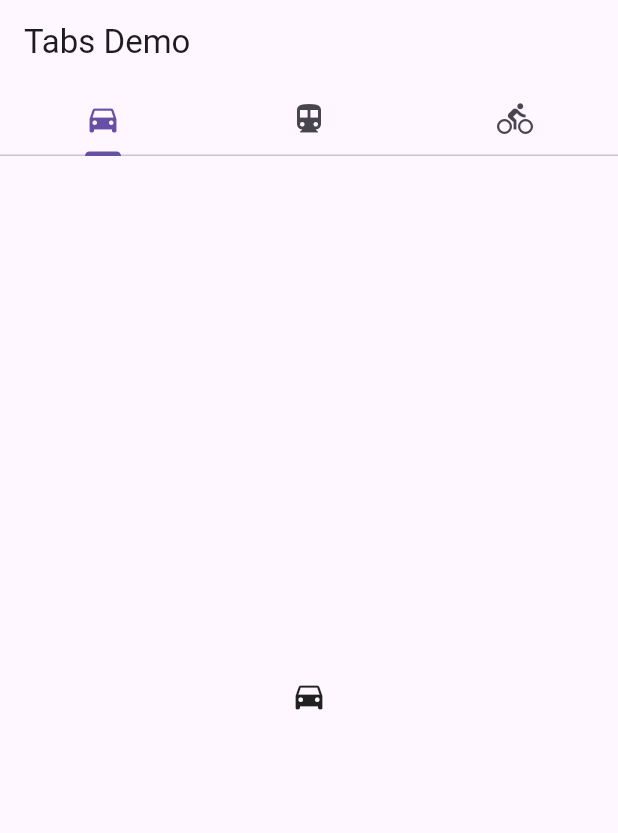
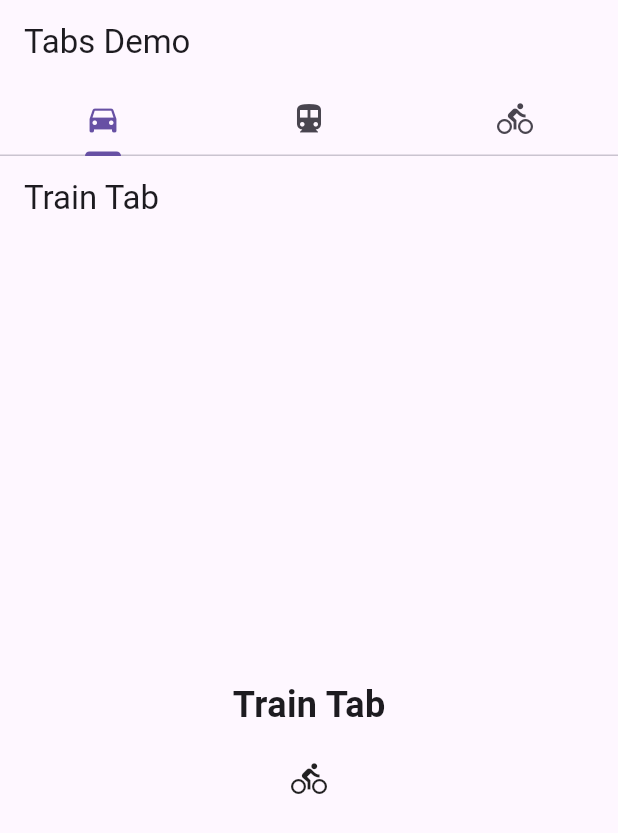
Before and after one commit to palveeen22/learn-flutter-stack, a Flutter app: the SecondRoute screen opened directly, after a tap on "To Third", on a phone screen of 412 x 824 dp. Shown: the top 833 px of the screen. Run offline on Flutter 3.47's test engine with Material 3 defaults, Android fonts, the light colour scheme and no system bars.

Commit message:
feat: added tabs

```diff
--- a/lib/screens/Product_Details.dart
+++ /dev/null
@@ -1,37 +0,0 @@
-import 'package:flutter/material.dart';
-
-void main() {
-  runApp(const TabBarDemo());
-}
-
-class TabBarDemo extends StatelessWidget {
-  const TabBarDemo({super.key});
-
-  @override
-  Widget build(BuildContext context) {
-    return MaterialApp(
-      home: DefaultTabController(
-        length: 3,
-        child: Scaffold(
-          appBar: AppBar(
-            bottom: const TabBar(
-              tabs: [
-                Tab(icon: Icon(Icons.directions_car)),
-                Tab(icon: Icon(Icons.directions_transit)),
-                Tab(icon: Icon(Icons.directions_bike)),
-              ],
-            ),
-            title: const Text('Tabs Demo'),
-          ),
-          body: const TabBarView(
-            children: [
-              Icon(Icons.directions_car),
-              Icon(Icons.directions_transit),
-              Icon(Icons.directions_bike),
-            ],
-          ),
-        ),
-      ),
-    );
-  }
-}
--- a/lib/screens/Product_Screen.dart
+++ b/lib/screens/Product_Screen.dart
@@ -1,5 +1,5 @@
 import 'package:flutter/material.dart';
-import 'package:learn_layout_flutter/screens/Product_Details.dart';
+import 'package:learn_layout_flutter/tabs/tabs.dart';
 
 class SecondRoute extends StatelessWidget {
   const SecondRoute({super.key});
--- /dev/null
+++ b/lib/tabs/Car_Tab/Car_Tab.dart
@@ -0,0 +1,30 @@
+import 'package:flutter/material.dart';
+
+class CarTab extends StatelessWidget {
+  const CarTab({Key? key}) : super(key: key);
+
+  @override
+  Widget build(BuildContext context) {
+    return Scaffold(
+      appBar: AppBar(
+        title: const Text('Train Tab'),
+      ),
+      body: Center(
+        child: Column(
+          mainAxisAlignment: MainAxisAlignment.center,
+          children: [
+            Text(
+              'Train Tab', // Your title here
+              style: TextStyle(
+                fontSize: 24, // Adjust the font size as needed
+                fontWeight: FontWeight.bold, // Add bold font weight if desired
+              ),
+            ),
+            SizedBox(height: 20), // Add some space between title and icon
+            Icon(Icons.directions_bike),
+          ],
+        ),
+      ),
+    );
+  }
+}
--- /dev/null
+++ b/lib/tabs/tabs.dart
@@ -0,0 +1,36 @@
+import 'package:flutter/material.dart';
+import 'package:learn_layout_flutter/tabs/Car_Tab/Car_Tab.dart';
+import 'package:learn_layout_flutter/tabs/Cycle_Tab/Cycle_Tab.dart';
+import 'package:learn_layout_flutter/tabs/Train_Tab/Train_Tab.dart';
+
+void main() {
+  runApp(const TabBarDemo());
+}
+
+class TabBarDemo extends StatelessWidget {
+  const TabBarDemo({super.key});
+
+  @override
+  Widget build(BuildContext context) {
+    return MaterialApp(
+      home: DefaultTabController(
+        length: 3,
+        child: Scaffold(
+          appBar: AppBar(
+            bottom: const TabBar(
+              tabs: [
+                Tab(icon: Icon(Icons.directions_car)),
+                Tab(icon: Icon(Icons.directions_transit)),
+                Tab(icon: Icon(Icons.directions_bike)),
+              ],
+            ),
+            title: const Text('Tabs Demo'),
+          ),
+          body: const TabBarView(
+            children: [CarTab(), TrainTab(), CycleTab()],
+          ),
+        ),
+      ),
+    );
+  }
+}
```
Also changed, not shown: lib/tabs/Cycle_Tab/Cycle_Tab.dart (added, +30 -0 lines), lib/tabs/Train_Tab/Train_Tab.dart (added, +30 -0 lines).
